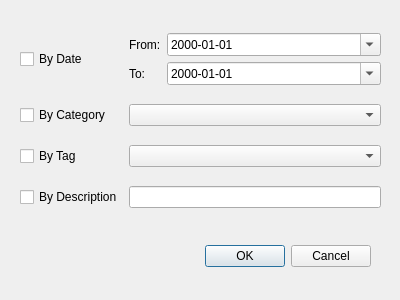
Old version of the form filtersdialog.ui in the repository sbrou/CashCash.
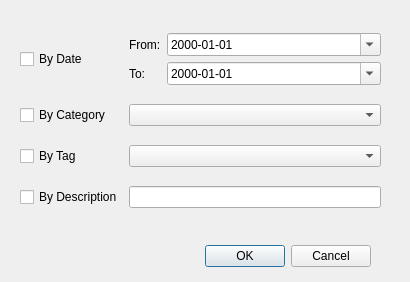
New version of the form.

```diff
--- a/filtersdialog.ui
+++ b/filtersdialog.ui
@@ -6,8 +6,8 @@
    <rect>
     <x>0</x>
     <y>0</y>
-    <width>400</width>
-    <height>300</height>
+    <width>410</width>
+    <height>282</height>
    </rect>
   </property>
   <property name="windowTitle">
```
